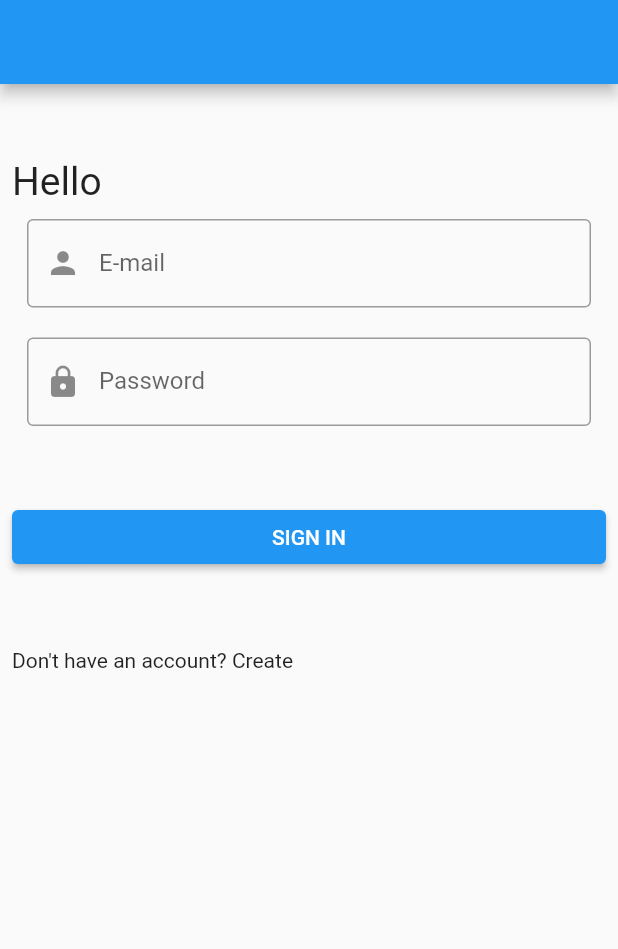
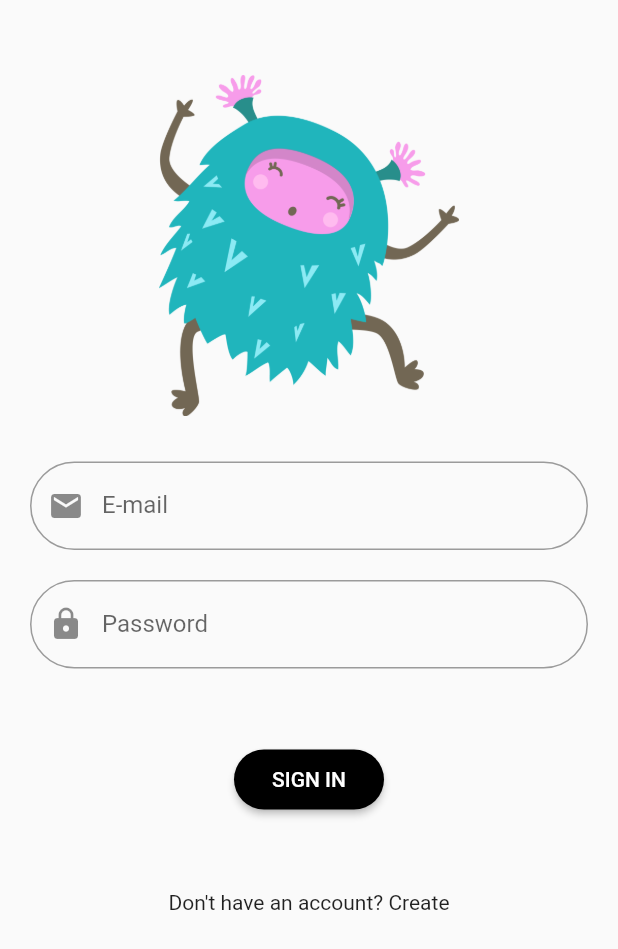
Before and after one commit to mollimoon/shared-pr-app, a Flutter app: the screen it shows after launch, after a tap on "SIGN IN", on a phone screen of 412 x 824 dp. Shown: the top 949 px of the screen. Run offline on Flutter 3.47's test engine with Material 2 defaults, Android fonts, the phone set to English and light mode, and no system bars; our stand-ins replace shared_preferences.

```diff
--- a/lib/main.dart
+++ b/lib/main.dart
@@ -1,20 +1,23 @@
 import 'package:auth_with_shared_preferences/screens/home_screen.dart';
 import 'package:auth_with_shared_preferences/screens/profile_screen.dart';
 import 'package:auth_with_shared_preferences/screens/registration_screen.dart';
+import 'package:auth_with_shared_preferences/screens/splash_screen.dart';
 import 'package:flutter/material.dart';
 import 'package:shared_preferences/shared_preferences.dart';
 
 late SharedPreferences prefs;
 
 void main() async {
-  WidgetsFlutterBinding.ensureInitialized(); //????
+  //есть есть какие-то действия помимо runApp
+  WidgetsFlutterBinding.ensureInitialized();
 
   prefs = await SharedPreferences.getInstance();
 
   runApp(
     MaterialApp(
       routes: {
-        '/': (context) => const AuthScreen(),
+        '/': (context) => const SplashScreen(),
+        '/auth': (context) => const AuthScreen(),
         '/registration': (context) => const RegistrationScreen(),
         '/profile': (context) => const ProfileScreen(),
       },
--- a/lib/screens/home_screen.dart
+++ b/lib/screens/home_screen.dart
@@ -11,7 +11,6 @@ class AuthScreen extends StatefulWidget {
 }
 
 class _AuthScreenState extends State<AuthScreen> {
-
   final emailTec = TextEditingController();
   final passwordTec = TextEditingController();
 
@@ -19,34 +18,45 @@ class _AuthScreenState extends State<AuthScreen> {
   Widget build(BuildContext context) {
     return SafeArea(
         child: Scaffold(
-          appBar: AppBar(),
-      body: Padding(
-        padding: const EdgeInsets.fromLTRB(8, 50, 8, 8),
-        child: ListView(
+      body: SingleChildScrollView(
+        child: Padding(
+          padding: const EdgeInsets.fromLTRB(10, 50, 10, 50),
+          child: Column(
             children: [
-            const Text(
-              'Hello',
-              style: TextStyle(fontSize: 26),
+              const Image(
+                image: AssetImage('assets/images/main.png'),
+                width: 200,
+              ),
+              // const Text(
+              //   'Hello',
+              //   style: TextStyle(fontSize: 40),
+              // ),
+              const SizedBox(
+                height: 20,
               ),
               Container(
                 padding: const EdgeInsets.all(10),
                 child: TextField(
                   controller: emailTec,
-                decoration: const InputDecoration(
-                  prefixIcon: Icon(Icons.person),
-                  border: OutlineInputBorder(),
+                  decoration: InputDecoration(
+                    prefixIcon: const Icon(Icons.email),
+                    border: OutlineInputBorder(
+                      borderRadius: BorderRadius.circular(40),
+                    ),
                     labelText: 'E-mail',
                   ),
                 ),
               ),
               Container(
                 padding: const EdgeInsets.fromLTRB(10, 10, 10, 0),
-              child:  TextField(
+                child: TextField(
                   obscureText: true,
                   controller: passwordTec,
-                decoration: const InputDecoration(
-                  prefixIcon: Icon(Icons.lock),
-                  border: OutlineInputBorder(),
+                  decoration: InputDecoration(
+                    prefixIcon: const Icon(Icons.lock),
+                    border: OutlineInputBorder(
+                      borderRadius: BorderRadius.circular(40),
+                    ),
                     labelText: 'Password',
                   ),
                 ),
@@ -56,23 +66,30 @@ class _AuthScreenState extends State<AuthScreen> {
               ),
               ElevatedButton(
                 onPressed: () => _loginPressed(),
+                style: ElevatedButton.styleFrom(
+                    shape: StadiumBorder(), fixedSize: Size(100, 40), backgroundColor: Colors.black),
                 child: const Text('SIGN IN'),
               ),
               const SizedBox(
                 height: 50,
               ),
-            GestureDetector(
+              InkWell(
                 onTap: () {
-                Navigator.pushNamed(context, '/registration',);
+                  Navigator.pushNamed(
+                    context,
+                    '/registration',
+                  );
                 },
                 child: const Text("Don't have an account? Create"),
               ),
             ],
           ),
         ),
+      ),
     ));
   }
-  Future<void> _loginPressed() async {
+
+  void _loginPressed() {
     final email = prefs.getString(PrefsKeys.email);
     final password = prefs.getString(PrefsKeys.password);
     if (email == emailTec.text && password == passwordTec.text) {
--- /dev/null
+++ b/lib/screens/splash_screen.dart
@@ -0,0 +1,72 @@
+import 'package:flutter/material.dart';
+import '../data/prefs_keys.dart';
+import '../main.dart';
+
+class SplashScreen extends StatefulWidget {
+  const SplashScreen({Key? key}) : super(key: key);
+
+  @override
+  State<SplashScreen> createState() => _SplashScreenState();
+}
+
+class _SplashScreenState extends State<SplashScreen> {
+  @override
+  void initState() {
+    ///1) вызвыается initState, внутри него мы планируем вызов клбка после
+    ///последнего кадра (addPostFrameCallback)
+    // выполн один раз до билд метода
+    super.initState();
+    // позволяет вызывать код после билда
+    WidgetsBinding.instance.addPostFrameCallback((timeStamp) {
+      Future.delayed(
+        const Duration(seconds: 2),
+        () => _checkAuth(), // вызываем функцию проверки
+      );
+    });
+  }
+
+  @override
+  Widget build(BuildContext context) {
+    return Scaffold(
+      body: Column(
+        mainAxisAlignment: MainAxisAlignment.center,
+        children: const [
+          Image(
+            image: AssetImage('assets/images/splash.png'),
+          ),
+          SizedBox(
+            height: 10,
+          ),
+          Padding(
+            padding: EdgeInsets.all(8.0),
+            child: Text(
+              'Try to find you...',
+              style:
+              TextStyle(fontSize: 22,),
+            ),
+          ),
+          SizedBox(
+            height: 10,
+          ),
+          LinearProgressIndicator(
+            color: Colors.lightBlue,
+            minHeight: 5,
+          ),
+        ],
+      ),
+    );
+  }
+
+  void _checkAuth() {
+    final email = prefs.getString(PrefsKeys.email); //достаем значения
+    final password = prefs.getString(PrefsKeys.password); //достаем значения
+    if (email != null &&
+        email.isNotEmpty &&
+        password != null &&
+        password.isNotEmpty) {
+      Navigator.pushReplacementNamed(context, '/profile');
+    } else {
+      Navigator.pushReplacementNamed(context, '/auth');
+    }
+  }
+}
```
Also changed, not shown: lib/screens/profile_screen.dart (+80 -20 lines), lib/screens/registration_screen.dart (+27 -13 lines), pubspec.yaml (+2 -8 lines), assets/images/avatar.png (added), assets/images/avatar2.png (added), assets/images/main.png (added), assets/images/none_avatar.png (added), assets/images/splash.png (added). Lines whose indentation alone changed are shown as unchanged.
